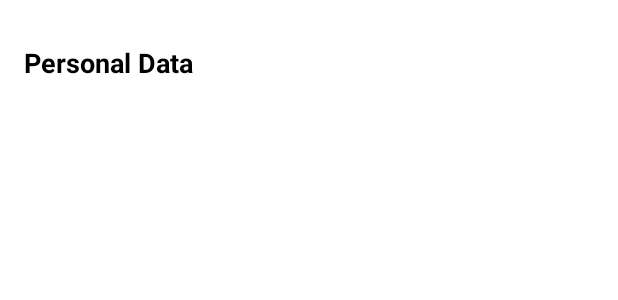
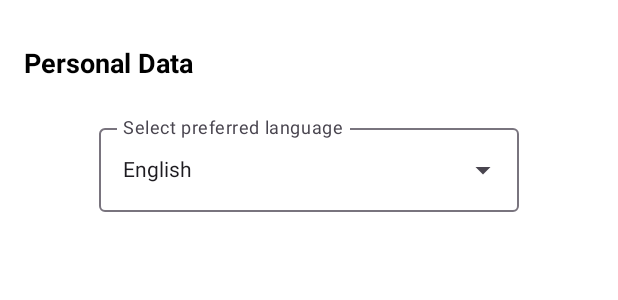
Before and after one commit to CrowdWare/NoCodeBrowser, an Android app built with Jetpack Compose: the @Preview function SettingsPreview, on a phone screen of 412 x 824 dp. Shown: the top 300 px of the screen. Run offline under Robolectric (Android 15) with nearby library versions, the phone set to English and light mode, and no system bars.

Commit message:
language added

```diff
--- /dev/null
+++ b/app/src/main/java/at/crowdware/nocodebrowser/ui/widgets/DropDownListbox.kt
@@ -0,0 +1,107 @@
+/****************************************************************************
+ * Copyright (C) 2024 CrowdWare
+ *
+ * This file is part of NoCodeBrowser.
+ *
+ *  NoCodeBrowser is free software: you can redistribute it and/or modify
+ *  it under the terms of the GNU General Public License as published by
+ *  the Free Software Foundation, either version 3 of the License, or
+ *  (at your option) any later version.
+ *
+ *  NoCodeBrowser is distributed in the hope that it will be useful,
+ *  but WITHOUT ANY WARRANTY without even the implied warranty of
+ *  MERCHANTABILITY or FITNESS FOR A PARTICULAR PURPOSE.  See the
+ *  GNU General Public License for more details.
+ *
+ *  You should have received a copy of the GNU General Public License
+ *  along with NoCodeBrowser.  If not, see <http://www.gnu.org/licenses/>.
+ *
+ ****************************************************************************/
+package at.crowdware.nocodebrowser.ui.widgets
+
+import android.content.Context
+import androidx.compose.foundation.clickable
+import androidx.compose.foundation.layout.Box
+import androidx.compose.foundation.layout.Column
+import androidx.compose.foundation.layout.height
+import androidx.compose.foundation.layout.padding
+import androidx.compose.foundation.layout.size
+import androidx.compose.foundation.layout.width
+import androidx.compose.foundation.lazy.LazyColumn
+import androidx.compose.material3.DropdownMenu
+import androidx.compose.material3.DropdownMenuItem
+import androidx.compose.material3.ExperimentalMaterial3Api
+import androidx.compose.material3.Icon
+import androidx.compose.material3.OutlinedTextField
+import androidx.compose.material3.Text
+import androidx.compose.runtime.Composable
+import androidx.compose.ui.Modifier
+import androidx.compose.ui.layout.onGloballyPositioned
+import androidx.compose.ui.platform.LocalConfiguration
+import androidx.compose.ui.platform.LocalContext
+import androidx.compose.ui.platform.LocalDensity
+import androidx.compose.ui.res.painterResource
+import androidx.compose.ui.tooling.preview.Preview
+import androidx.compose.ui.unit.dp
+import androidx.compose.ui.unit.toSize
+import at.crowdware.shift.ui.widgets.DropDownListboxStateHolder
+import kotlin.math.min
+
+data class Country(val Name: String, val Code: String)
+
+@OptIn(ExperimentalMaterial3Api::class)
+@Composable
+fun DropDownListbox(label: String, stateHolder: DropDownListboxStateHolder, modifier: Modifier = Modifier) {
+    Column (modifier = modifier) {
+        Box() {
+            OutlinedTextField(
+                value = stateHolder.value,
+                readOnly = true,
+                onValueChange = {},
+                label = { Text(label) },
+                trailingIcon = {
+                    Icon(painter = painterResource(id = stateHolder.icon),
+                        contentDescription = null,
+                        Modifier.clickable {
+                            stateHolder.onEnabled(!(stateHolder.enabled))
+                        }
+                    )
+                },
+                modifier = Modifier.onGloballyPositioned {
+                    stateHolder.onSize(it.size.toSize())
+                }
+            )
+            val width = with(LocalDensity.current) { stateHolder.size.width.toDp() }
+            val height = with(LocalDensity.current) { stateHolder.size.height.toDp() }
+            val maxHeight = LocalConfiguration.current.screenHeightDp.dp * 0.6f
+            val itemHeight = 48.dp
+            val contentHeight = stateHolder.items.size * itemHeight.value
+            val boxHeight = min(contentHeight, maxHeight.value).dp
+            DropdownMenu(
+                expanded = stateHolder.enabled,
+                onDismissRequest = { stateHolder.onEnabled(false) },
+            ) {
+                Box(modifier = Modifier.size(width = width, boxHeight)) {
+                    LazyColumn {
+                        items(stateHolder.items.size) { index ->
+                            DropdownMenuItem(
+                                text = { Text(stateHolder.items[index]) },
+                                onClick = {
+                                    stateHolder.onSelectedIndex(index)
+                                    stateHolder.onEnabled(false) }
+                            )
+                        }
+                    }
+                }
+            }
+            Box(
+                Modifier
+                    .width(width)
+                    .height(height)
+                    .padding(top = 8.dp)
+                    .clickable(onClick = { stateHolder.onEnabled(true) })
+            ) {
+            }
+        }
+    }
+}
--- /dev/null
+++ b/app/src/main/java/at/crowdware/nocodebrowser/ui/widgets/DropDownListboxStateHolder.kt
@@ -0,0 +1,60 @@
+/****************************************************************************
+ * Copyright (C) 2024 CrowdWare
+ *
+ * This file is part of NoCodeBrowser.
+ *
+ *  NoCodeBrowser is free software: you can redistribute it and/or modify
+ *  it under the terms of the GNU General Public License as published by
+ *  the Free Software Foundation, either version 3 of the License, or
+ *  (at your option) any later version.
+ *
+ *  NoCodeBrowser is distributed in the hope that it will be useful,
+ *  but WITHOUT ANY WARRANTY without even the implied warranty of
+ *  MERCHANTABILITY or FITNESS FOR A PARTICULAR PURPOSE.  See the
+ *  GNU General Public License for more details.
+ *
+ *  You should have received a copy of the GNU General Public License
+ *  along with NoCodeBrowser.  If not, see <http://www.gnu.org/licenses/>.
+ *
+ ****************************************************************************/
+package at.crowdware.shift.ui.widgets
+
+import androidx.compose.runtime.Composable
+import androidx.compose.runtime.getValue
+import androidx.compose.runtime.mutableStateOf
+import androidx.compose.runtime.remember
+import androidx.compose.runtime.setValue
+import androidx.compose.ui.geometry.Size
+import at.crowdware.nocodebrowser.R
+
+
+class DropDownListboxStateHolder(list: List<String>, index: Int, _onSelectedIndexChanged: ((Int) -> Unit)? = null) {
+    var enabled by mutableStateOf(false)
+    var value by mutableStateOf(if(index < 0){""} else { list[index] })
+    var selectedIndex by mutableStateOf(index)
+    var size by mutableStateOf(Size.Zero)
+    val onSelectedIndexChanged = _onSelectedIndexChanged
+    val icon:Int
+        @Composable get() = if (enabled){
+            R.drawable.baseline_arrow_drop_up_24
+        }else{
+            R.drawable.baseline_arrow_drop_down_24
+        }
+    val items = list
+    fun onEnabled(newValue:Boolean){
+        enabled= newValue
+    }
+    fun onSelectedIndex(newValue: Int){
+        selectedIndex=newValue
+        value = items[selectedIndex]
+        onSelectedIndexChanged?.invoke(newValue)
+    }
+    fun onSize(newValue: Size){
+        size= newValue
+    }
+}
+
+@Composable
+fun rememberDropDownListboxStateHolder(items: List<String>, index: Int = -1, onSelectedIndexChanged: ((Int) -> Unit)? = null) = remember {
+    DropDownListboxStateHolder(items, index, onSelectedIndexChanged)
+}
--- a/app/src/main/java/at/crowdware/nocodebrowser/utils/ContentLoader.kt
+++ b/app/src/main/java/at/crowdware/nocodebrowser/utils/ContentLoader.kt
@@ -19,7 +19,7 @@ class ContentLoader {
     private lateinit var okHttpClient: OkHttpClient
     private lateinit var context: Context
     lateinit var app: App
-    private lateinit var appUrl: String
+    lateinit var appUrl: String
     private var appLoaded = false
 
     // Initialize the OkHttp client and setup cache directory
@@ -34,7 +34,8 @@ class ContentLoader {
     }
 
     @RequiresApi(Build.VERSION_CODES.O)
-    suspend fun loadPage(name: String): Page? {
+    suspend fun loadPage(name: String, url: String): Page? {
+        appUrl = url
         var fileContent = ""
         val url = "$appUrl/pages/$name.sml"
         val result = app.deployment.files.find { it.path == "$name.sml" }
@@ -123,7 +124,6 @@ class ContentLoader {
         if (appContent != null && appContent.isNotEmpty()) {
             app = parseApp(appContent)
             appLoaded = true
-            println("app loaded")
         }
         return@withContext app
     }
--- a/app/src/main/java/at/crowdware/nocodebrowser/view/PageLoader.kt
+++ b/app/src/main/java/at/crowdware/nocodebrowser/view/PageLoader.kt
@@ -39,6 +39,7 @@ import kotlinx.coroutines.withContext
 @Composable
 fun LoadPage(
     name: String,
+    url: String,
     navhostBackground: MutableState<Color>,
     mainActivity: MainActivity,
     navController: NavHostController
@@ -50,7 +51,7 @@ fun LoadPage(
 
     LaunchedEffect(Unit) {
         page = withContext(Dispatchers.IO) {
-            mainActivity.contentLoader.loadPage(name)
+            mainActivity.contentLoader.loadPage(name, url)
         }
         isLoading = false
     }
@@ -168,7 +169,6 @@ fun handleButtonClick(
     when {
         link.startsWith("page:") -> {
             val pageId = link.removePrefix("page:")
-            println("page clicked: $pageId")
             navController.navigate(pageId)
         }
         link.startsWith("web:") -> {
--- a/app/src/main/java/at/crowdware/nocodebrowser/view/Settings.kt
+++ b/app/src/main/java/at/crowdware/nocodebrowser/view/Settings.kt
@@ -17,7 +17,7 @@
  *  along with NoCodeBrowser.  If not, see <http://www.gnu.org/licenses/>.
  *
  ****************************************************************************/
-package at.crowdware.shift.ui.pages
+package at.crowdware.nocodebrowser.ui.pages
 
 import android.app.Activity
 import androidx.compose.foundation.layout.Column
@@ -39,6 +39,9 @@ import androidx.compose.ui.tooling.preview.Preview
 import androidx.compose.ui.unit.dp
 import androidx.compose.ui.unit.sp
 import at.crowdware.nocodebrowser.R
+import at.crowdware.nocodebrowser.logic.LocaleManager
+import at.crowdware.nocodebrowser.ui.widgets.DropDownListbox
+import at.crowdware.shift.ui.widgets.rememberDropDownListboxStateHolder
 
 
 @Composable
@@ -50,14 +53,14 @@ fun Settings() {
     val scrollState = rememberScrollState()
 
     //region vars for the DropDownlistbox
-    //val languages = LocaleManager.getLanguages()
-    //val index = LocaleManager.getLanguageIndex()
+    val languages = LocaleManager.getLanguages()
+    val index = LocaleManager.getLanguageIndex()
     val currentActivity = LocalContext.current as? Activity
-    //val onSelectedIndexChanged: (Int) -> Unit = { idx ->
-    //    LocaleManager.setLocale(context, idx)
-    //    currentActivity?.recreate()
-    //}
-    //val stateHolderLanguage = rememberDropDownListboxStateHolder(languages, index, onSelectedIndexChanged)
+    val onSelectedIndexChanged: (Int) -> Unit = { idx ->
+        LocaleManager.setLocale(context, idx)
+        currentActivity?.recreate()
+    }
+    val stateHolderLanguage = rememberDropDownListboxStateHolder(languages, index, onSelectedIndexChanged)
     //endregion
 
     Column(
@@ -73,18 +76,14 @@ fun Settings() {
             style = TextStyle(fontSize = 18.sp),
             modifier = Modifier.align(Alignment.Start)
         )
-        /*
-        Text(
-            stringResource(R.string.personal_data), fontWeight = FontWeight.Bold,
-            style = TextStyle(fontSize = 18.sp),
-            modifier = Modifier.align(Alignment.Start)
-        )
         Spacer(modifier = Modifier.height(8.dp))
         DropDownListbox(
             label = stringResource(R.string.select_preferred_language),
             stateHolder = stateHolderLanguage,
             modifier = Modifier.padding(16.dp)
         )
+
+        /*
         Spacer(modifier = Modifier.height(8.dp))
         OutlinedTextField(value = name.value,
             label = {Text(stringResource(R.string.name_or_nickname),)},
@@ -93,9 +92,9 @@ fun Settings() {
                 nameChanged.value = true
                 saveButtonEnabled = true
         })
-*/
+
         Spacer(modifier = Modifier.height(32.dp))
-        /*
+
         Button(colors = ButtonDefaults.buttonColors(
             containerColor = Primary,
             contentColor = OnPrimary
--- a/app/src/main/res/values/strings.xml
+++ b/app/src/main/res/values/strings.xml
@@ -7,5 +7,11 @@
     <string name="about_shift">NoCodeBrowser</string>
     <string name="about_dialog_text">NoCodeBrowser ist eine einfache Möglichkeit dynamisch Apps über das Internet zu laden, zu testen und auszuführen.\nDas bedeutet die komplette App wird auf einem Webserver installiert und der Inhalt wir automatisch von die App runtergeladen.</string>
     <string name="personal_data">Personal Data</string>
-
+    <string name="select_preferred_language">Select preferred language</string>
+    <string name="language_english">English</string>
+    <string name="language_german">Deutsch</string>
+    <string name="language_spanish">Español</string>
+    <string name="language_french">Français</string>
+    <string name="language_portugues">Português</string>
+    <string name="language_esperanto">Esperanto</string>
 </resources>
```
Also changed, not shown: app/src/main/java/at/crowdware/nocodebrowser/MainActivity.kt (+27 -7 lines), app/src/main/java/at/crowdware/nocodebrowser/logic/LocaleManager.kt (added, +103 -0 lines), app/src/main/java/at/crowdware/nocodebrowser/logic/PersistenzManager.kt (added, +37 -0 lines), app/src/main/java/at/crowdware/nocodebrowser/ui/widgets/DrawerSheet.kt (+2 -28 lines), app/src/main/java/at/crowdware/nocodebrowser/ui/widgets/NavigationView.kt (+7 -2 lines), 6 other files.
